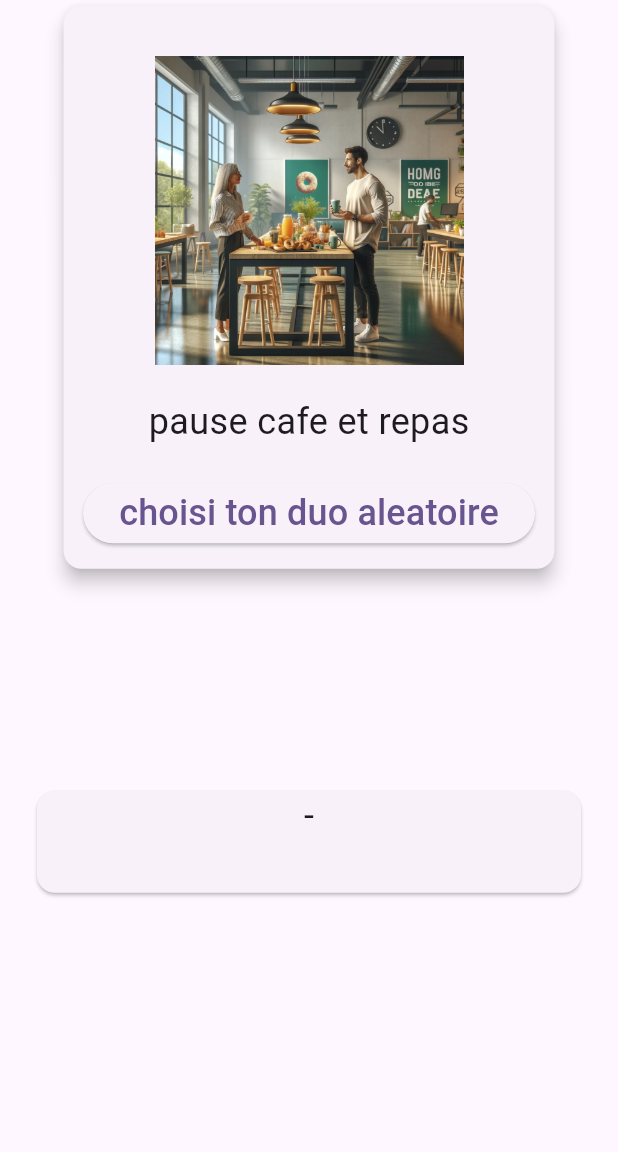
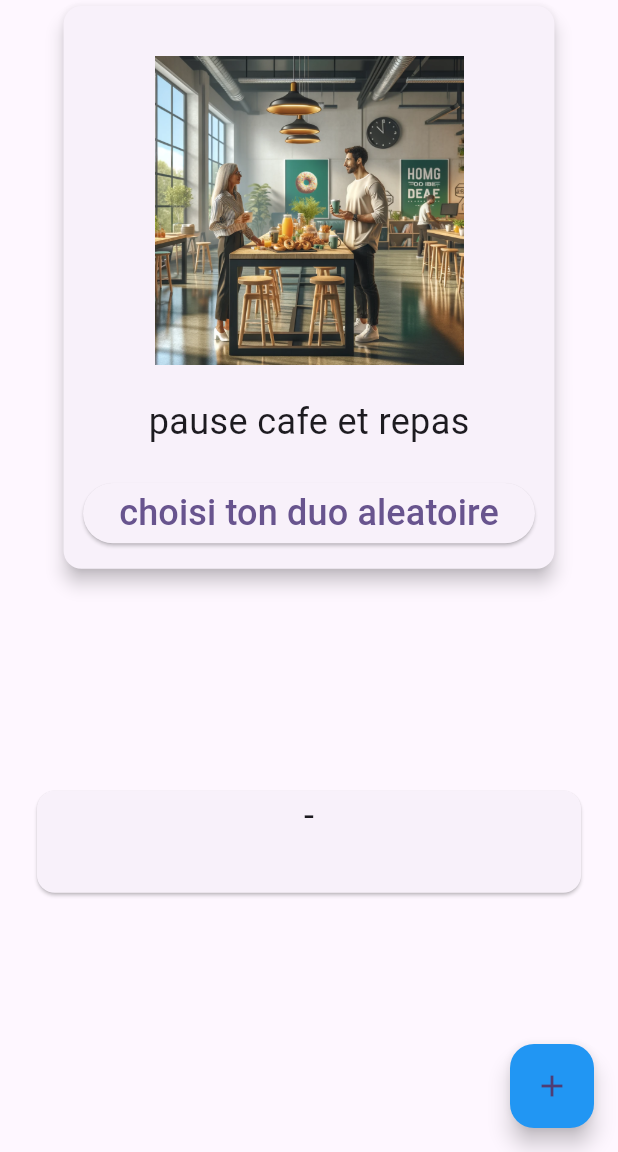
Before and after one commit to mggo96/cohesion, a Flutter app: the screen it shows after launch, on a phone screen of 412 x 824 dp, the part 84-1236 px from its top. Run offline on Flutter 3.47's test engine with Material 3 defaults, Android fonts, the phone set to English and light mode, and no system bars.

Commit message:
a suivre

```diff
--- a/lib/cohesion.dart
+++ b/lib/cohesion.dart
@@ -113,6 +113,11 @@ class _CohesionState extends State<Cohesion> {
           ),
         ],
       ),
+      floatingActionButton: FloatingActionButton(
+        onPressed: () {},
+        child: Icon(Icons.add),
+        backgroundColor: Colors.blue,
+      ),
     );
   }
 
```
Also changed, not shown: lib/formulaire.dart (added, +15 -0 lines).
